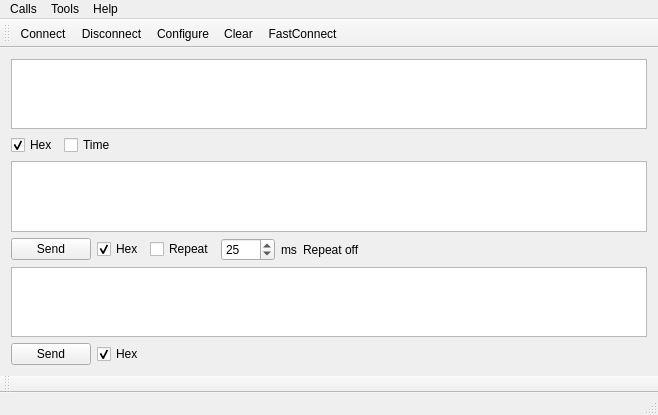
This is serialport/terminal/mainwindow.ui in Millyvolt/Test_terminal as Qt 5 draws it before an edit. The edited form follows.
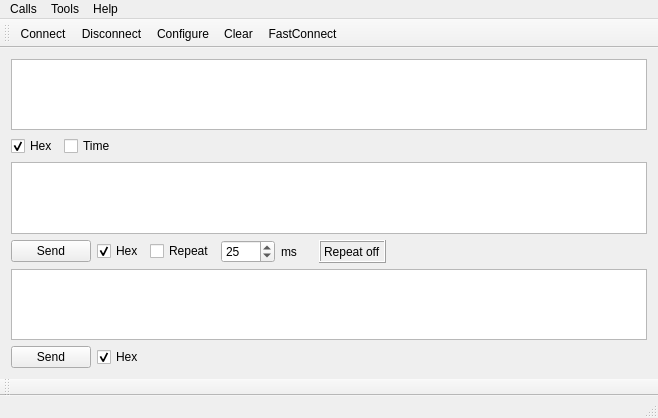
This is the edited form. Icons and pictures are not drawn.

Diff of the .ui file:
```diff
--- a/serialport/terminal/mainwindow.ui
+++ b/serialport/terminal/mainwindow.ui
@@ -7,7 +7,7 @@
     <x>0</x>
     <y>0</y>
     <width>658</width>
-    <height>415</height>
+    <height>418</height>
    </rect>
   </property>
   <property name="windowTitle">
@@ -88,8 +88,14 @@
         </property>
        </widget>
       </item>
-      <item row="1" column="5">
+      <item row="1" column="6">
        <widget class="QLabel" name="repeat_label">
+        <property name="frameShape">
+         <enum>QFrame::Box</enum>
+        </property>
+        <property name="frameShadow">
+         <enum>QFrame::Raised</enum>
+        </property>
         <property name="text">
          <string>Repeat off</string>
         </property>
@@ -105,22 +111,38 @@
         </property>
        </widget>
       </item>
-      <item row="1" column="6">
-       <spacer name="horizontalSpacer">
-        <property name="orientation">
-         <enum>Qt::Horizontal</enum>
-        </property>
-        <property name="sizeHint" stdset="0">
-         <size>
-          <width>40</width>
-          <height>20</height>
-         </size>
-        </property>
-       </spacer>
-      </item>
-      <item row="0" column="0" colspan="7">
+      <item row="0" column="0" colspan="8">
        <widget class="QPlainTextEdit" name="plainTextEdit"/>
       </item>
+      <item row="1" column="7">
+       <spacer name="horizontalSpacer">
+        <property name="orientation">
+         <enum>Qt::Horizontal</enum>
+        </property>
+        <property name="sizeHint" stdset="0">
+         <size>
+          <width>40</width>
+          <height>20</height>
+         </size>
+        </property>
+       </spacer>
+      </item>
+      <item row="1" column="5">
+       <spacer name="horizontalSpacer_4">
+        <property name="orientation">
+         <enum>Qt::Horizontal</enum>
+        </property>
+        <property name="sizeType">
+         <enum>QSizePolicy::Fixed</enum>
+        </property>
+        <property name="sizeHint" stdset="0">
+         <size>
+          <width>10</width>
+          <height>20</height>
+         </size>
+        </property>
+       </spacer>
+      </item>
      </layout>
     </item>
     <item>
```
Left out of the diff: 32 changed lines with no effect on the pictures.
